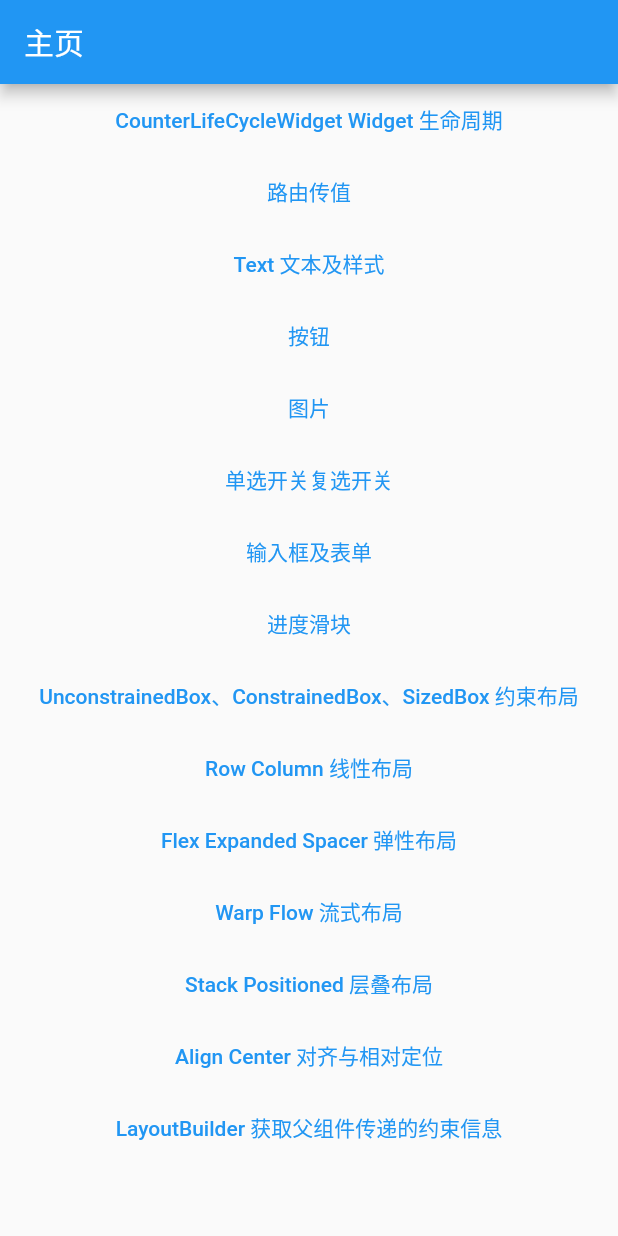
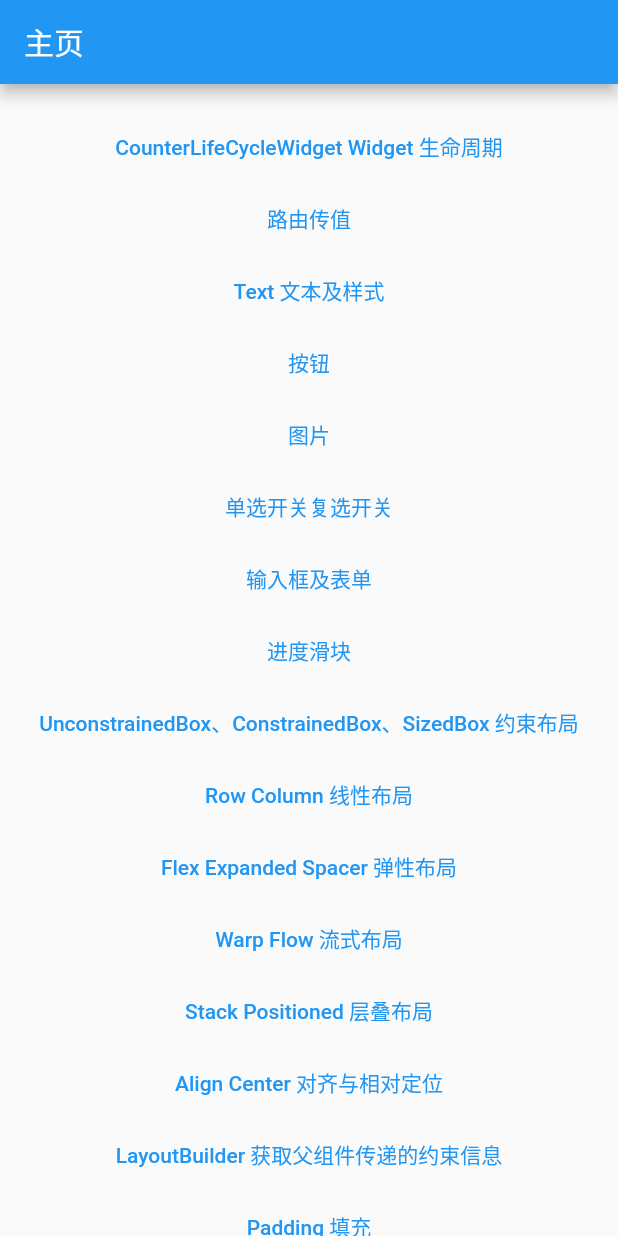
Before and after one commit to xxxIxxxx/flutter_ddup, a Flutter app: the screen it shows after launch, on a phone screen of 412 x 824 dp. Run offline on Flutter 3.47's test engine with Material 2 defaults, Android fonts, the phone set to English and light mode, and no system bars; our stand-ins replace fluro.

Commit message:
Padding填充

```diff
--- a/lib/app/home_page.dart
+++ b/lib/app/home_page.dart
@@ -21,6 +21,7 @@ class _MyHomePageState extends State<MyHomePage> {
         title: const Text('主页'),
       ),
       body: ListView(
+        padding: const EdgeInsets.fromLTRB(18, 18, 18, 60),
         children: [
           TextButton(
               onPressed: (() {
@@ -131,6 +132,13 @@ class _MyHomePageState extends State<MyHomePage> {
             },
             child: const Text("LayoutBuilder 获取父组件传递的约束信息"),
           ),
+          TextButton(
+            onPressed: () {
+              Application.router.navigateTo(context, Routes.padding,
+                  transition: TransitionType.native);
+            },
+            child: const Text("Padding 填充"),
+          ),
         ],
       ),
     );
--- /dev/null
+++ b/lib/class/Padding填充/padding_page.dart
@@ -0,0 +1,83 @@
+import 'package:flutter/material.dart';
+
+class PaddingPage extends StatefulWidget {
+  const PaddingPage({Key? key}) : super(key: key);
+
+  @override
+  _PaddingPageState createState() => _PaddingPageState();
+}
+
+class _PaddingPageState extends State<PaddingPage> {
+  @override
+  Widget build(BuildContext context) {
+    return Scaffold(
+      appBar: AppBar(
+        title: const Text('Padding'),
+      ),
+      body: ListView(
+        padding: const EdgeInsets.all(10),
+        children: [
+          Container(
+            height: 100,
+            color: Colors.red,
+            child: Padding(
+              padding: const EdgeInsets.all(8),
+              child: Container(
+                color: Colors.blue,
+                child: const Text('蓝色被 Padding 包裹，四周间距 8'),
+              ),
+            ),
+          ),
+          const Padding(padding: EdgeInsets.all(7)),
+          Container(
+            height: 100,
+            color: Colors.red,
+            child: Padding(
+              padding: const EdgeInsets.only(left: 8, top: 8, right: 8),
+              child: Container(
+                color: Colors.blue,
+                child: const Text('蓝色被 Padding 包裹，上左右间距 8'),
+              ),
+            ),
+          ),
+          const Padding(padding: EdgeInsets.all(7)),
+          Container(
+            height: 100,
+            color: Colors.red,
+            child: Padding(
+              padding: const EdgeInsets.fromLTRB(0, 0, 8, 8),
+              child: Container(
+                color: Colors.blue,
+                child: const Text('蓝色被 Padding 包裹，右下间距 8'),
+              ),
+            ),
+          ),
+          const Padding(padding: EdgeInsets.all(7)),
+          Container(
+            height: 100,
+            color: Colors.red,
+            child: Padding(
+              padding: const EdgeInsets.symmetric(horizontal: 8),
+              child: Container(
+                color: Colors.blue,
+                child: const Text('蓝色被 Padding 包裹，左右间距 8'),
+              ),
+            ),
+          ),
+          const Padding(padding: EdgeInsets.all(7)),
+          Container(
+            height: 100,
+            color: Colors.red,
+            child: Padding(
+              padding: const EdgeInsets.symmetric(vertical: 8),
+              child: Container(
+                color: Colors.blue,
+                child: const Text('蓝色被 Padding 包裹，上下间距 8'),
+              ),
+            ),
+          )
+        ],
+      ),
+    );
+  }
+}
--- a/lib/route/route_handlers.dart
+++ b/lib/route/route_handlers.dart
@@ -4,6 +4,7 @@ import 'package:flutter_ddup/app/home_page.dart';
 import '../class/Align,Center对齐与相对定位/align_center_page.dart';
 import '../class/Flex,Expanded,Spacer弹性布局/flex_expanded_page.dart';
 import '../class/LayoutBuilder获取父组件传递的约束信息/layout_builder_page.dart';
+import '../class/Padding填充/padding_page.dart';
 import '../class/Stack,Positioned层叠布局/stack_positioned_page.dart';
 import '../class/Text文本及样式/text_page.dart';
 import '../class/UnconstrainedBox,ConstrainedBox,SizedBox约束布局/constraints_page.dart';
@@ -103,3 +104,8 @@ var layoutBuilderHandeler = Handler(
     handlerFunc: (BuildContext? context, Map<String, List<String>> params) {
   return const LayoutBuilderPage();
 });
+
+var paddingHandeler = Handler(
+    handlerFunc: (BuildContext? context, Map<String, List<String>> params) {
+  return const PaddingPage();
+});
--- a/lib/route/routes.dart
+++ b/lib/route/routes.dart
@@ -22,6 +22,7 @@ class Routes {
   static String stackPositioned = "/stackPositioned";
   static String alignCenter = "/alignCenter";
   static String layoutBuilder = "/layoutBuilder";
+  static String padding = "/padding";
 
   static void configureRoutes(FluroRouter router) {
     router.notFoundHandler = Handler(
@@ -45,5 +46,6 @@ class Routes {
     router.define(stackPositioned, handler: stackPositionedHandeler);
     router.define(alignCenter, handler: alignCenterHandeler);
     router.define(layoutBuilder, handler: layoutBuilderHandeler);
+    router.define(padding, handler: paddingHandeler);
   }
 }
```
